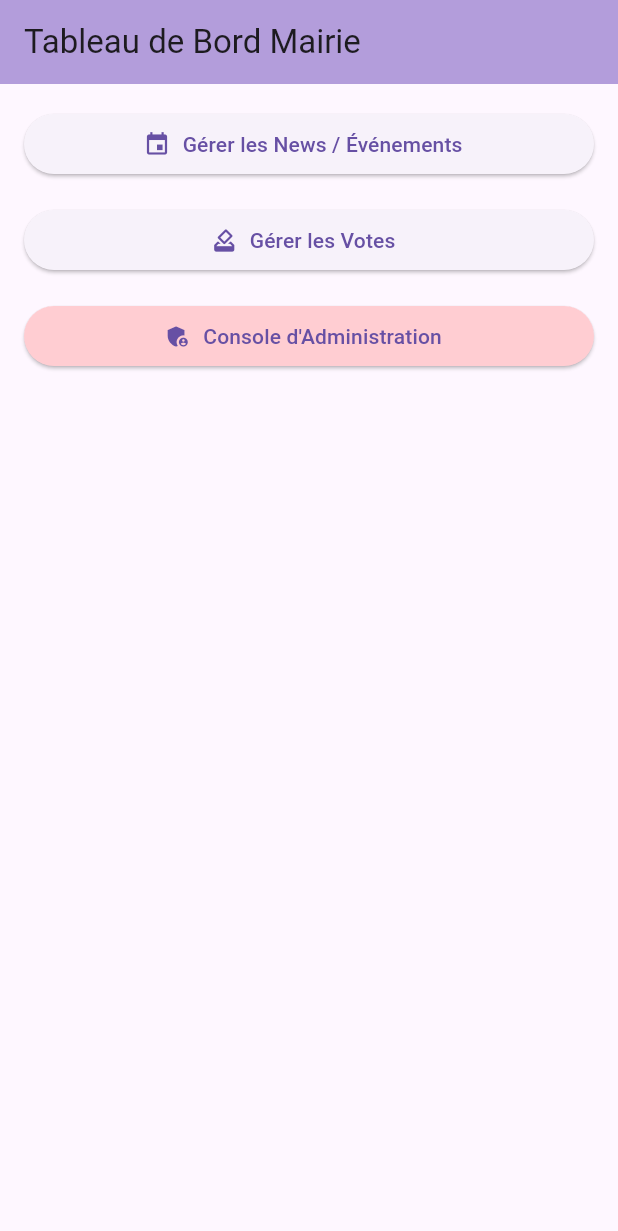
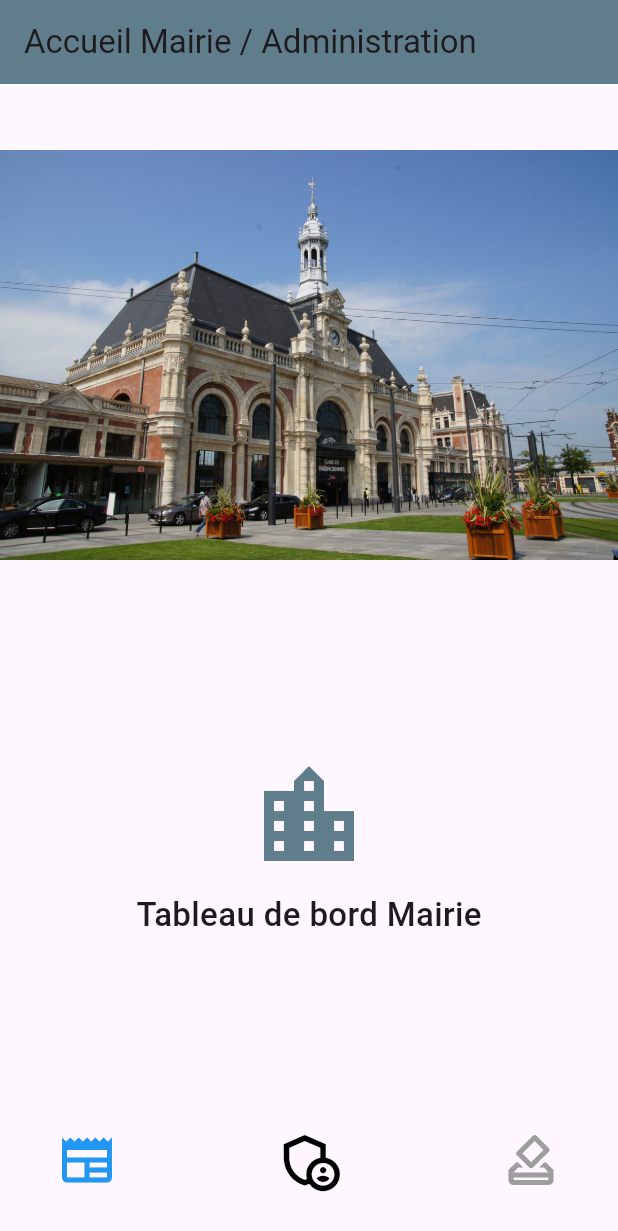
Before and after one commit to Ipios02D/D-veloppement-mobile, a Flutter app: the HomeMairiePage screen opened directly with empty values, on a phone screen of 412 x 824 dp. Shown: the top 1231 px of the screen. Run offline on Flutter 3.47's test engine with Material 3 defaults, Android fonts, the light colour scheme and no system bars; our stand-ins replace firebase_core, flutter_map, latlong2; accounts and stored records are empty; network calls fail.

Commit message:
Finalisation bar nav
Gestion des pages en fonctions du rôle, ajout de page console admin

```diff
--- a/citymove/lib/screens/home_pages.dart
+++ b/citymove/lib/screens/home_pages.dart
@@ -10,45 +10,124 @@ import 'admin_page.dart';
 import '../main.dart';
 import 'package:http/http.dart' as http;
 
-class HomeMairiePage extends StatelessWidget {
-  final Function(int) onNavigate;
+class HomeMairiePage extends StatefulWidget {
+  final Function(int,Role) onNavigate;
   const HomeMairiePage({super.key,required this.onNavigate});
+
+  @override
+  State<HomeMairiePage> createState() => _HomeMairiePageState();
+}
+
+class _HomeMairiePageState extends State<HomeMairiePage> {
+  final PageController _pageController = PageController();
+  int _currentPage = 0;
+
+  @override
+  void initState() {
+    super.initState();
+    // On garde l'animation du carousel d'images
+    Timer.periodic(const Duration(seconds: 4), (Timer timer) {
+      if (_currentPage < 3) {
+        _currentPage++;
+      } else {
+        _currentPage = 0;
+      }
+      if (_pageController.hasClients) {
+        _pageController.animateToPage(
+          _currentPage,
+          duration: const Duration(milliseconds: 350),
+          curve: Curves.easeIn,
+        );
+      }
+    });
+  }
+
+  @override
+  void dispose() {
+    _pageController.dispose();
+    super.dispose();
+  }
 
   @override
   Widget build(BuildContext context) {
     return Scaffold(
-      appBar: AppBar(title: const Text('Tableau de Bord Mairie'), backgroundColor: Colors.deepPurple.shade200),
-      body: Padding(
-        padding: const EdgeInsets.all(16.0),
-        child: Column(
-          crossAxisAlignment: CrossAxisAlignment.stretch,
-          children: [
-            ElevatedButton.icon(
-              icon: const Icon(Icons.event), label: const Text('Gérer les News / Événements'),
-              onPressed: () => onNavigate(4),
+      appBar: AppBar(
+        title: const Text('Accueil Mairie / Administration'),
+        backgroundColor: Colors.blueGrey, // Optionnel : pour différencier visuellement
+      ),
+      body: Column(
+        children: [
+          // --- PARTIE HAUT : Carousel d'images (Identique à Citoyen) ---
+          SizedBox(
+            height: 350,
+            child: PageView.builder(
+              controller: _pageController,
+              itemCount: 4,
+              itemBuilder: (context, index) {
+                return Image.asset(
+                  'ressources/$index.jpg',
+                  fit: BoxFit.fitWidth,
+                  alignment: const Alignment(0.0, 0.15),
+                );
+              },
             ),
-            const SizedBox(height: 16),
-            ElevatedButton.icon(
-              icon: const Icon(Icons.how_to_vote), label: const Text('Gérer les Votes'),
-              onPressed: () => Navigator.push(context, MaterialPageRoute(builder: (_) => const VotesPage(role: Role.mairie))),
+          ),
+
+          // --- PARTIE MILIEU : Espace vide ou message d'accueil (Pas de météo ici) ---
+          const Expanded(
+            child: Center(
+              child: Column(
+                mainAxisAlignment: MainAxisAlignment.center,
+                children: [
+                  Icon(Icons.location_city, size: 80, color: Colors.blueGrey),
+                  SizedBox(height: 10),
+                  Text(
+                    "Tableau de bord Mairie",
+                    style: TextStyle(fontSize: 22, fontWeight: FontWeight.w500),
+                  ),
+                ],
+              ),
             ),
-            const SizedBox(height: 16),
-            ElevatedButton.icon(
-              icon: const Icon(Icons.admin_panel_settings), label: const Text('Console d\'Administration'),
-              style: ElevatedButton.styleFrom(backgroundColor: Colors.red.shade100),
-              onPressed: () => Navigator.push(context, MaterialPageRoute(builder: (_) => const AdminConsolePage())),
+          ),
+
+          // --- PARTIE BAS : Navigation avec l'icône Admin au milieu ---
+          Padding(
+            padding: const EdgeInsets.symmetric(horizontal: 30, vertical: 20),
+            child: Row(
+              mainAxisAlignment: MainAxisAlignment.spaceBetween,
+              children: [
+                // Icone News
+                IconButton(
+                  icon: const Icon(Icons.newspaper, color: Colors.blue, size: 40),
+                  onPressed: () => widget.onNavigate(4,Role.mairie),
+                  ),
+
+
+                // NOUVELLE Icone Paramètres (Admin) au centre
+                IconButton(
+                  icon: const Icon(Icons.admin_panel_settings_outlined, color: Color.fromARGB(255, 0, 0, 0), size: 45),
+                  onPressed: () => widget.onNavigate(9,Role.mairie),
+                ),
+
+                // Icone Votes
+                IconButton(
+                  icon: const Icon(Icons.how_to_vote_outlined, color: Colors.grey, size: 40),
+                  onPressed: () => widget.onNavigate(5,Role.mairie),
+                ),
+              ],
             ),
-          ],
-        ),
+          ),
+        ],
       ),
     );
   }
 }
 
 
+
 class HomeCitoyenPage extends StatefulWidget {
   final Role role;
-  final Function(int) onNavigate;
+  final Function(int,Role) onNavigate;
   const HomeCitoyenPage({super.key, required this.role,required this.onNavigate});
 
   @override
@@ -153,11 +232,11 @@ class _HomeCitoyenPageState extends State<HomeCitoyenPage> {
               children: [
                 IconButton(
                   icon: const Icon(Icons.newspaper, color: Colors.blue, size: 40),
-                  onPressed: () => widget.onNavigate(4),
+                  onPressed: () => widget.onNavigate(4,Role.habitant),
                 ),
                 IconButton(
                   icon: const Icon(Icons.how_to_vote_outlined, color: Colors.grey, size: 40),
-                  onPressed: () =>  widget.onNavigate(5)),
+                  onPressed: () =>  widget.onNavigate(5,Role.habitant)),
               ],
             ),
           ),
```
Also changed, not shown: citymove/lib/main.dart (+15 -7 lines), citymove/lib/screens/auth_pages.dart (+7 -9 lines).
